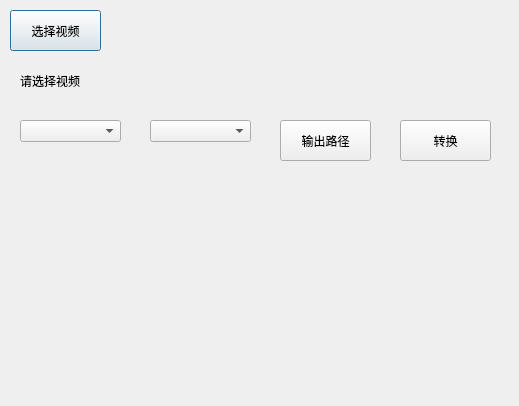
This is VideoConversion.ui in 50th/video_conversion as Qt 5 draws it before an edit. The edited form follows.
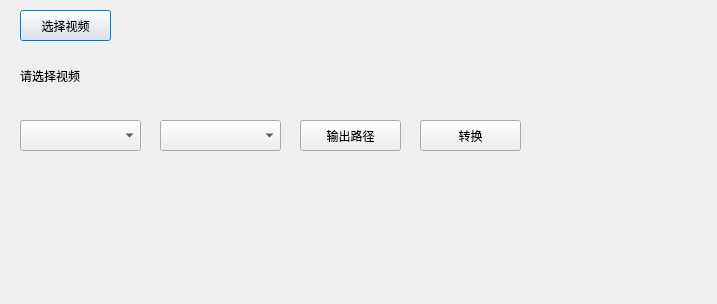
This is the edited form.

What changed in the file:
```diff
--- a/VideoConversion.ui
+++ b/VideoConversion.ui
@@ -6,8 +6,8 @@
    <rect>
     <x>0</x>
     <y>0</y>
-    <width>519</width>
-    <height>406</height>
+    <width>717</width>
+    <height>304</height>
    </rect>
   </property>
   <property name="windowTitle">
@@ -16,10 +16,10 @@
   <widget class="QPushButton" name="select_video_btn">
    <property name="geometry">
     <rect>
-     <x>10</x>
+     <x>20</x>
      <y>10</y>
      <width>91</width>
-     <height>41</height>
+     <height>31</height>
     </rect>
    </property>
    <property name="text">
@@ -32,7 +32,7 @@
      <x>20</x>
      <y>60</y>
      <width>351</width>
-     <height>41</height>
+     <height>31</height>
     </rect>
    </property>
    <property name="text">
@@ -44,28 +44,28 @@
     <rect>
      <x>20</x>
      <y>120</y>
-     <width>101</width>
-     <height>22</height>
+     <width>121</width>
+     <height>31</height>
     </rect>
    </property>
   </widget>
   <widget class="QComboBox" name="format_comb_box">
    <property name="geometry">
     <rect>
-     <x>150</x>
+     <x>160</x>
      <y>120</y>
-     <width>101</width>
-     <height>22</height>
+     <width>121</width>
+     <height>31</height>
     </rect>
    </property>
   </widget>
   <widget class="QPushButton" name="out_video_btn">
    <property name="geometry">
     <rect>
-     <x>280</x>
+     <x>300</x>
      <y>120</y>
-     <width>91</width>
-     <height>41</height>
+     <width>101</width>
+     <height>31</height>
     </rect>
    </property>
    <property name="text">
@@ -75,10 +75,10 @@
   <widget class="QPushButton" name="conversion_video_btn">
    <property name="geometry">
     <rect>
-     <x>400</x>
+     <x>420</x>
      <y>120</y>
-     <width>91</width>
-     <height>41</height>
+     <width>101</width>
+     <height>31</height>
     </rect>
    </property>
    <property name="text">
```
Left out of the diff: 2 changed lines with no effect on the pictures.
